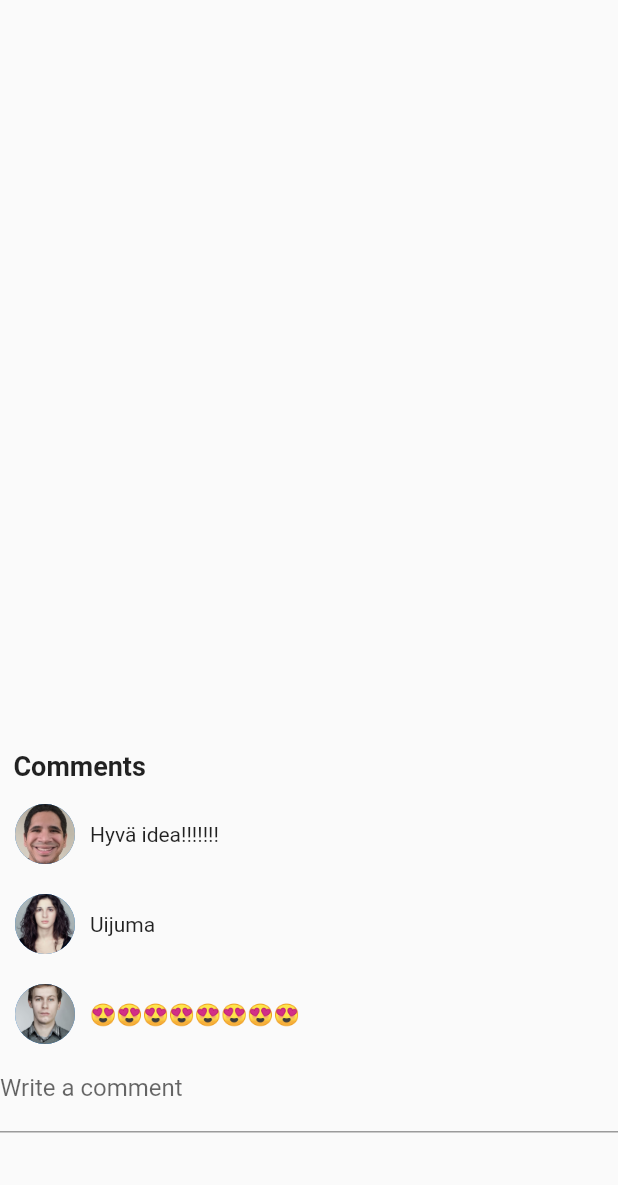
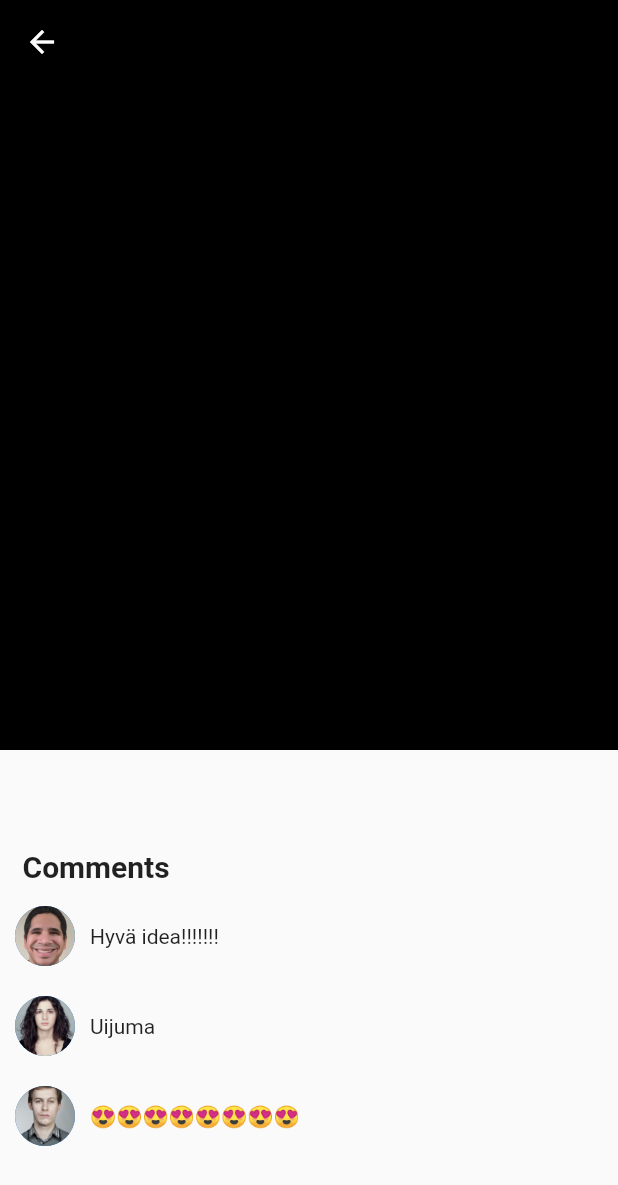
Before and after one commit to tuoku/IdeaBarrel, a Flutter app: the IdeaDetailsScreen screen opened directly with empty values, on a phone screen of 412 x 824 dp. Shown: the top 1185 px of the screen. Run offline on Flutter 3.47's test engine with Material 2 defaults, Android fonts, the phone set to English and light mode, and no system bars; our stand-ins replace confetti, flutter_dotenv, hex, image_picker, page_view_indicators, show_up_animation and 1 more; missing offline and left inert: azblob.

Commit message:
improved idea details screen

```diff
--- a/lib/ui/screens/idea_details_screen.dart
+++ b/lib/ui/screens/idea_details_screen.dart
@@ -1,11 +1,35 @@
 import 'package:flutter/material.dart';
 
 class IdeaDetailsScreen extends StatefulWidget {
-  const IdeaDetailsScreen({Key? key, required this.pageView, required this.pageViewTag})
+  const IdeaDetailsScreen(
+      {Key? key,
+      required this.pageView,
+      required this.pageViewTag,
+      required this.title,
+      required this.titleTag,
+      required this.pageController,
+      required this.pageNotifier,
+      required this.initialIndex,
+      required this.urls,
+      required this.titleString,
+      required this.descTag,
+      required this.descString})
       : super(key: key);
 
   final String pageViewTag;
   final Widget pageView;
+  final ValueNotifier<int> pageNotifier;
+  final PageController pageController;
+  final int initialIndex;
+  final List<String> urls;
+
+  final String titleTag;
+  final Widget title;
+  final String titleString;
+
+  final String descTag;
+  final String descString;
+
   @override
   State<IdeaDetailsScreen> createState() => _IdeaDetailsScreenState();
 }
@@ -13,16 +37,88 @@ class IdeaDetailsScreen extends StatefulWidget {
 class _IdeaDetailsScreenState extends State<IdeaDetailsScreen> {
   @override
   Widget build(BuildContext context) {
-    return Material(
-        child: ListView(children: [
-          Container(height: 500,child:widget.pageView ,)
-      ,
-      const Text(
-        "  Comments",
-        style: TextStyle(fontSize: 18, fontWeight: FontWeight.bold),
+    return Scaffold(
+        body: CustomScrollView(
+            physics:
+                BouncingScrollPhysics(parent: AlwaysScrollableScrollPhysics()),
+            slivers: [
+          SliverAppBar(
+              stretch: true,
+              pinned: true,
+              floating: false,
+              snap: false,
+              expandedHeight: 500,
+              collapsedHeight: kToolbarHeight,
+              flexibleSpace: FlexibleSpaceBar(
+                  centerTitle: false,
+                  stretchModes: [StretchMode.zoomBackground],
+                  title: Hero(
+                      child: Material(
+                          type: MaterialType.transparency,
+                          child: Text(widget.titleString,
+                              style: const TextStyle(
+                                  fontSize: 20,
+                                  fontWeight: FontWeight.bold,
+                                  color: Colors.white))),
+                      tag: widget.titleTag),
+                  background: Container(
+
+                    decoration: BoxDecoration(color: Colors.black,),
+                      height: 500,
+                      child: Hero(
+                          child: Material(
+                              type: MaterialType.transparency,
+                              child: PageView(
+                            onPageChanged: (int index) {
+                              setState(() {
+                                widget.pageNotifier.value = index;
+                                widget.pageController.jumpToPage(index);
+                              });
+                            },
+                            physics: const BouncingScrollPhysics(
+                                parent: AlwaysScrollableScrollPhysics()),
+                            controller: PageController(
+                                initialPage: widget.initialIndex),
+                            children: List.generate(widget.urls.length, (i) {
+                              return ShaderMask(
+                                  shaderCallback: (rect) {
+                                    return LinearGradient(
+                                      begin: Alignment.center,
+                                      end: Alignment.bottomCenter,
+                                      colors: [
+                                        Colors.black,
+                                        Colors.transparent
+                                      ],
+                                    ).createShader(Rect.fromLTRB(
+                                        0, 250, rect.width, rect.height));
+                                  },
+                                  blendMode: BlendMode.dstIn,
+                                  child: Image(
+                                      fit: BoxFit.cover,
+                                      image: NetworkImage(widget.urls[i])));
+                            }),
+                          )),
+                          tag: widget.pageViewTag)))),
+          SliverList(
+            delegate: SliverChildListDelegate([
+              Padding(
+                  padding: EdgeInsets.all(15),
+                  child: Hero(
+                      tag: widget.descTag,
+                      child: Material(
+                          child: Text(
+                        widget.descString,
+                        style: TextStyle(fontSize: 18),
+                      )))),
+              Padding(
+                padding: EdgeInsets.all(15),
+                child: Align(
+                  alignment: Alignment.centerLeft,
+                  child: Text(
+                    "Comments",
+                    style: TextStyle(fontWeight: FontWeight.bold, fontSize: 20),
                   ),
-      const SizedBox(
-        height: 15,
+                ),
               ),
               Row(
                 children: const [
@@ -72,9 +168,11 @@ class _IdeaDetailsScreenState extends State<IdeaDetailsScreen> {
                   Text("😍😍😍😍😍😍😍😍")
                 ],
               ),
-      const TextField(
-        decoration: InputDecoration(labelText: "Write a comment"),
-      ),
+              SizedBox(
+                height: 500,
+              )
+            ]),
+          )
         ]));
   }
 }
```
Also changed, not shown: lib/ui/screens/swipe_screen.dart (+41 -22 lines). Lines whose indentation alone changed are shown as unchanged.
